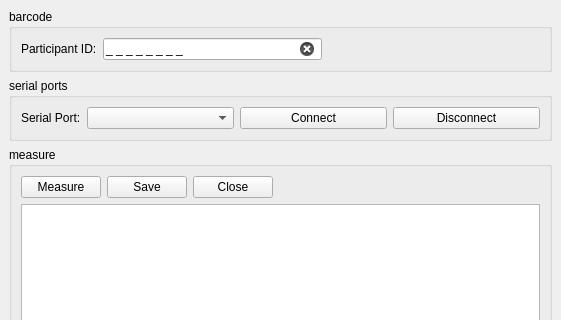
inglis-dl/cypress, file src/prototype/Audiometer/MainWindow.ui: the form before one commit; both pictures show x 0 to 561 and y 0 to 320 of the 561 by 541 pixel window.
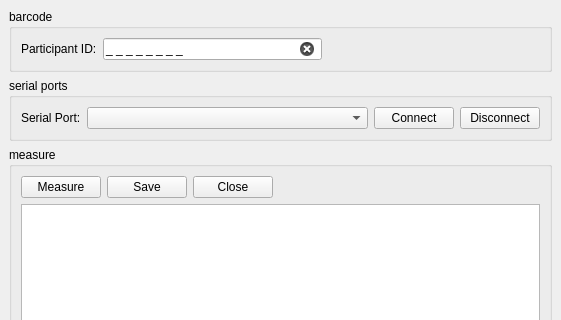
The form after the commit.

Commit message: WIP: add simulate mode, refine parser use - add a simulate mode that bypasses connection to the   targeted device but enable full functionality of the GUI   to mock a successful connect, measure and save procedure - integrate CommandLineParser changes

Patch:
```diff
--- a/src/prototype/Audiometer/MainWindow.ui
+++ b/src/prototype/Audiometer/MainWindow.ui
@@ -94,7 +94,14 @@
           </widget>
          </item>
          <item>
-          <widget class="QComboBox" name="deviceComboBox"/>
+          <widget class="QComboBox" name="deviceComboBox">
+           <property name="sizePolicy">
+            <sizepolicy hsizetype="Preferred" vsizetype="Fixed">
+             <horstretch>1</horstretch>
+             <verstretch>0</verstretch>
+            </sizepolicy>
+           </property>
+          </widget>
          </item>
          <item>
           <widget class="QPushButton" name="connectButton">
```
The commit also changes 4 other files.
